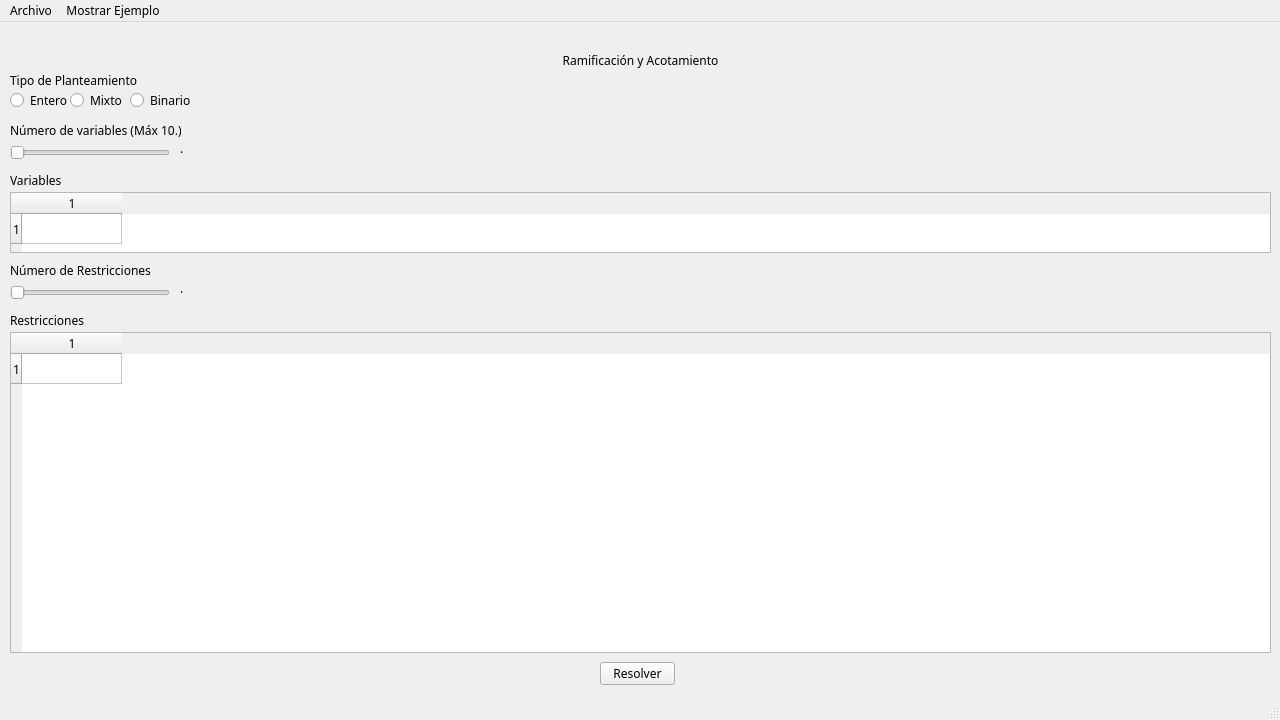
Above: app.ui from Puncus/RamificacionYAcotamiento before the change. Below: the same form after it.
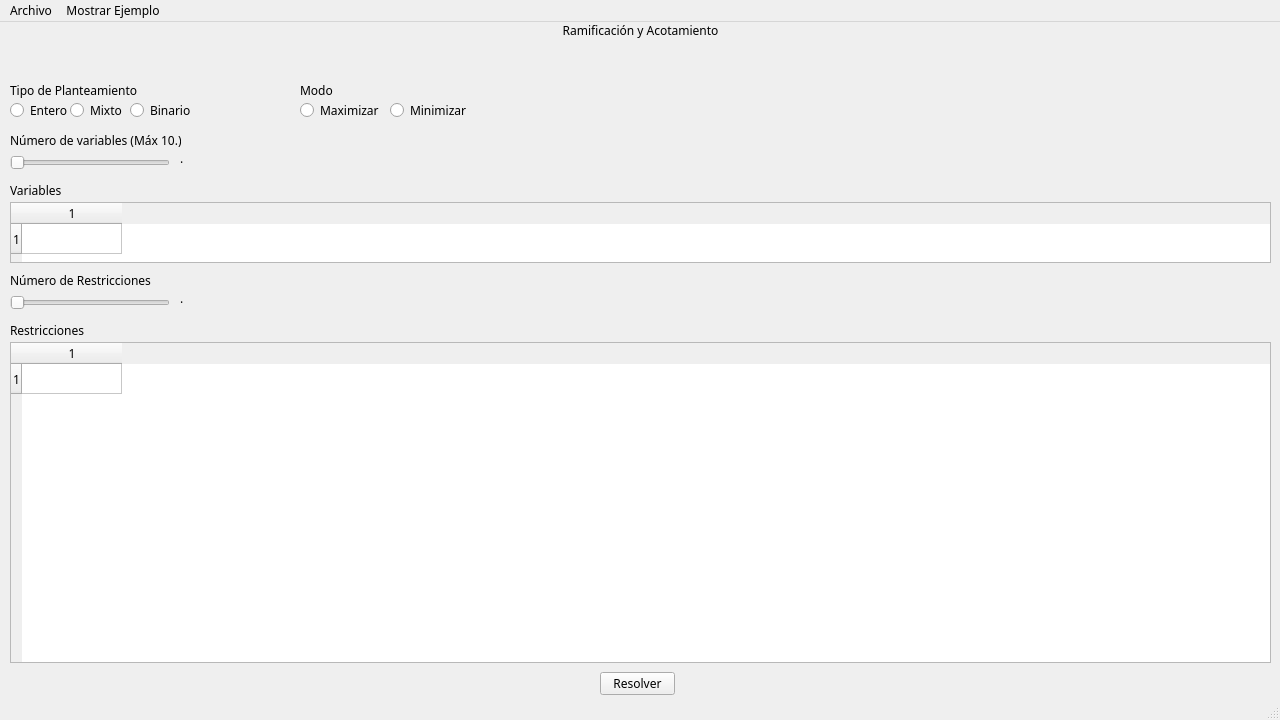
That is the form after the change.

```diff
--- a/app.ui
+++ b/app.ui
@@ -44,7 +44,7 @@
     <property name="geometry">
      <rect>
       <x>10</x>
-      <y>70</y>
+      <y>80</y>
       <width>82</width>
       <height>17</height>
      </rect>
@@ -57,7 +57,7 @@
     <property name="geometry">
      <rect>
       <x>70</x>
-      <y>70</y>
+      <y>80</y>
       <width>82</width>
       <height>17</height>
      </rect>
@@ -70,7 +70,7 @@
     <property name="geometry">
      <rect>
       <x>130</x>
-      <y>70</y>
+      <y>80</y>
       <width>82</width>
       <height>17</height>
      </rect>
@@ -83,7 +83,7 @@
     <property name="geometry">
      <rect>
       <x>10</x>
-      <y>50</y>
+      <y>60</y>
       <width>131</width>
       <height>16</height>
      </rect>
@@ -99,7 +99,7 @@
     <property name="geometry">
      <rect>
       <x>10</x>
-      <y>100</y>
+      <y>110</y>
       <width>171</width>
       <height>16</height>
      </rect>
@@ -115,7 +115,7 @@
     <property name="geometry">
      <rect>
       <x>10</x>
-      <y>240</y>
+      <y>250</y>
       <width>171</width>
       <height>16</height>
      </rect>
@@ -128,7 +128,7 @@
     <property name="geometry">
      <rect>
       <x>10</x>
-      <y>120</y>
+      <y>130</y>
       <width>160</width>
       <height>22</height>
      </rect>
@@ -147,7 +147,7 @@
     <property name="geometry">
      <rect>
       <x>10</x>
-      <y>260</y>
+      <y>270</y>
       <width>160</width>
       <height>22</height>
      </rect>
@@ -166,7 +166,7 @@
     <property name="geometry">
      <rect>
       <x>180</x>
-      <y>120</y>
+      <y>130</y>
       <width>47</width>
       <height>13</height>
      </rect>
@@ -179,7 +179,7 @@
     <property name="geometry">
      <rect>
       <x>180</x>
-      <y>260</y>
+      <y>270</y>
       <width>47</width>
       <height>13</height>
      </rect>
@@ -192,7 +192,7 @@
     <property name="geometry">
      <rect>
       <x>10</x>
-      <y>150</y>
+      <y>160</y>
       <width>171</width>
       <height>16</height>
      </rect>
@@ -205,7 +205,7 @@
     <property name="geometry">
      <rect>
       <x>10</x>
-      <y>170</y>
+      <y>180</y>
       <width>1261</width>
       <height>61</height>
      </rect>
@@ -223,7 +223,7 @@
     <property name="geometry">
      <rect>
       <x>10</x>
-      <y>310</y>
+      <y>320</y>
       <width>1261</width>
       <height>321</height>
      </rect>
@@ -241,7 +241,7 @@
     <property name="geometry">
      <rect>
       <x>10</x>
-      <y>290</y>
+      <y>300</y>
       <width>171</width>
       <height>16</height>
      </rect>
@@ -254,7 +254,7 @@
     <property name="geometry">
      <rect>
       <x>560</x>
-      <y>30</y>
+      <y>0</y>
       <width>161</width>
       <height>16</height>
      </rect>
@@ -273,7 +273,7 @@
     <property name="geometry">
      <rect>
       <x>600</x>
-      <y>640</y>
+      <y>650</y>
       <width>75</width>
       <height>23</height>
      </rect>
@@ -281,6 +281,57 @@
     <property name="text">
      <string>Resolver</string>
     </property>
+    <property name="checkable">
+     <bool>false</bool>
+    </property>
+   </widget>
+   <widget class="QRadioButton" name="modo_maximizar">
+    <property name="geometry">
+     <rect>
+      <x>300</x>
+      <y>80</y>
+      <width>82</width>
+      <height>17</height>
+     </rect>
+    </property>
+    <property name="text">
+     <string>Maximizar</string>
+    </property>
+    <attribute name="buttonGroup">
+     <string notr="true">modo_button_group</string>
+    </attribute>
+   </widget>
+   <widget class="QRadioButton" name="modo_minimizar">
+    <property name="geometry">
+     <rect>
+      <x>390</x>
+      <y>80</y>
+      <width>82</width>
+      <height>17</height>
+     </rect>
+    </property>
+    <property name="text">
+     <string>Minimizar</string>
+    </property>
+    <attribute name="buttonGroup">
+     <string notr="true">modo_button_group</string>
+    </attribute>
+   </widget>
+   <widget class="QLabel" name="label_6">
+    <property name="geometry">
+     <rect>
+      <x>300</x>
+      <y>60</y>
+      <width>131</width>
+      <height>16</height>
+     </rect>
+    </property>
+    <property name="text">
+     <string>Modo</string>
+    </property>
+    <property name="scaledContents">
+     <bool>true</bool>
+    </property>
    </widget>
   </widget>
   <widget class="QMenuBar" name="menu">
```
Left out of the diff: 13 changed lines with no effect on the pictures.
